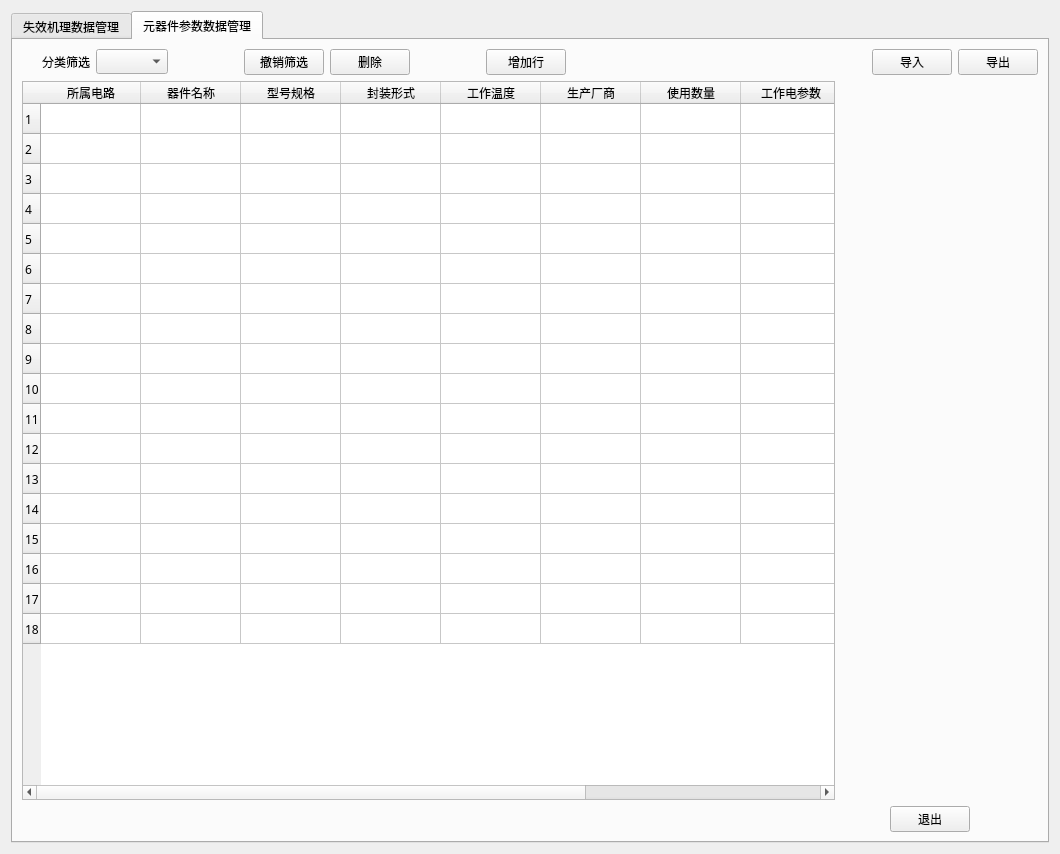
This is monitor2.ui in k1moday/pyside2_GUI_project as Qt 5 draws it before an edit. The edited form follows.
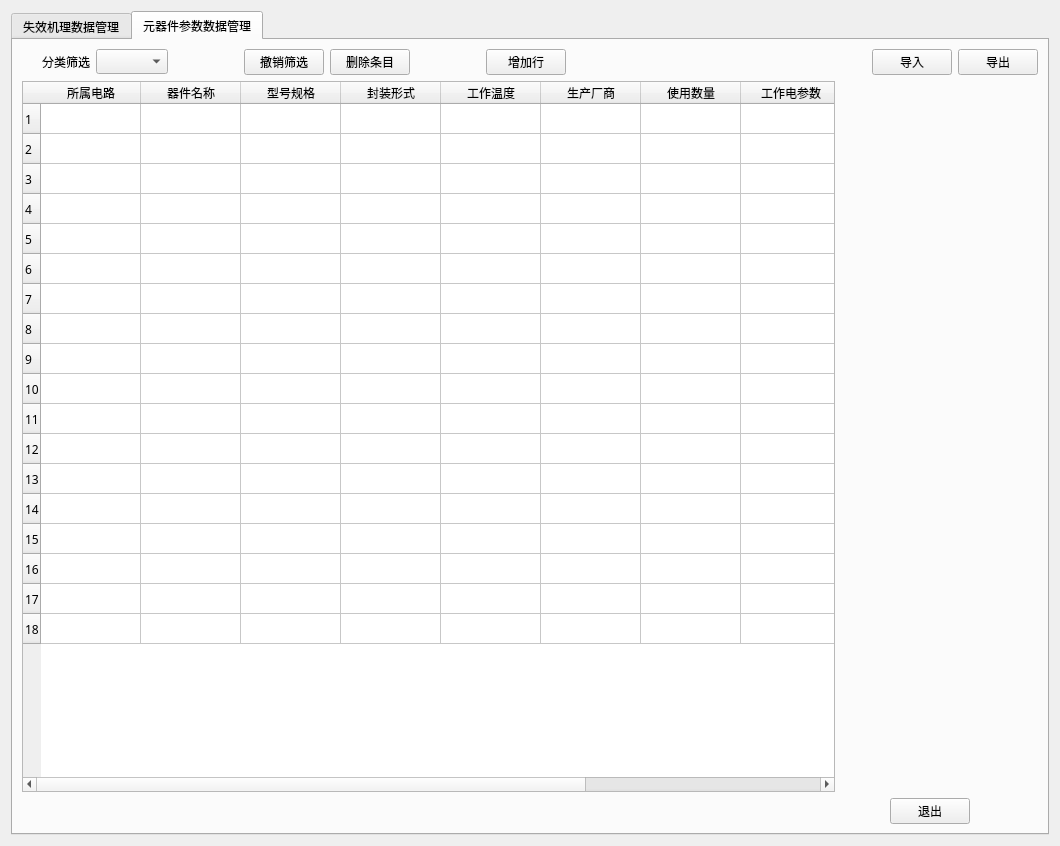
This is the edited form. Icons and pictures are not drawn.

Patch:
```diff
--- a/monitor2.ui
+++ b/monitor2.ui
@@ -7,7 +7,7 @@
     <x>0</x>
     <y>0</y>
     <width>1056</width>
-    <height>854</height>
+    <height>846</height>
    </rect>
   </property>
   <property name="maximumSize">
@@ -535,7 +535,7 @@
             </sizepolicy>
            </property>
            <property name="text">
-            <string>删除</string>
+            <string>删除条目</string>
            </property>
           </widget>
          </item>
```
Left out of the diff: 6 changed lines with no effect on the pictures.
